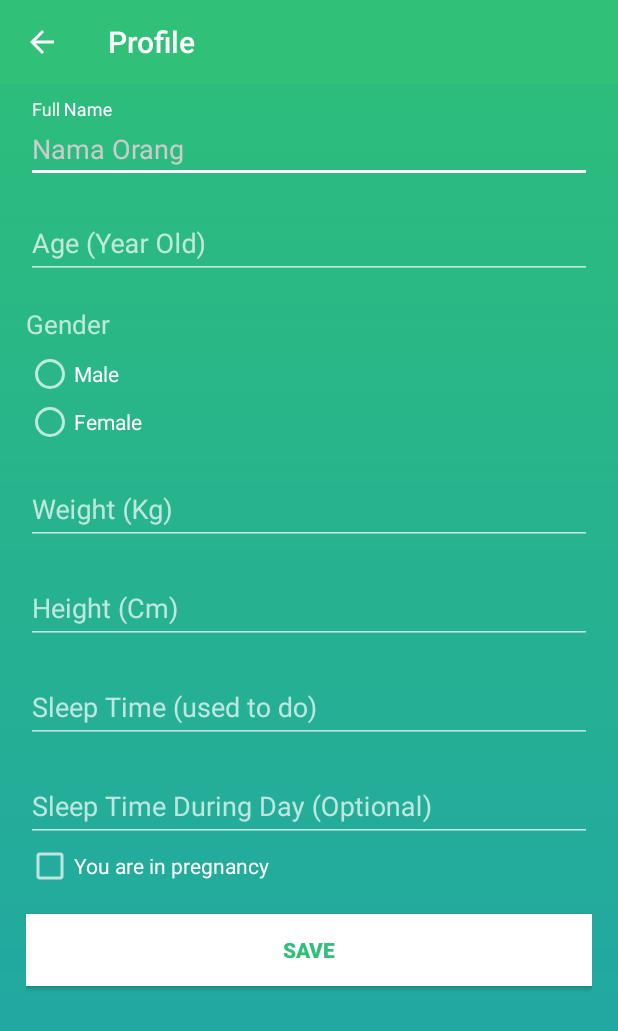
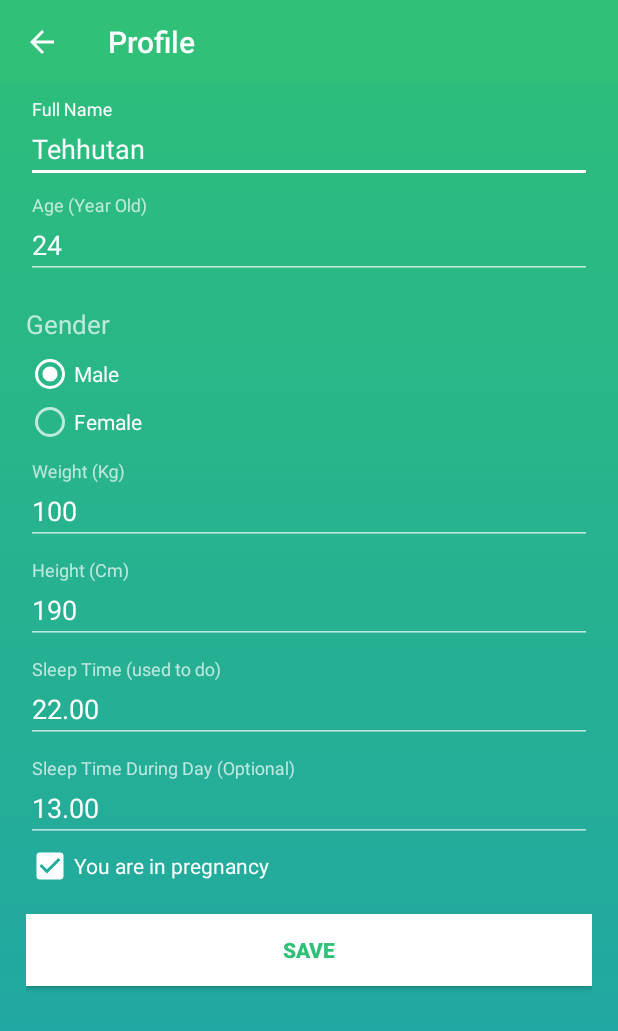
Before and after one commit to burhanahmeed/Miranda, an Android app: the fragment Profile_fragment placed in its activity, after a tap on an icon or button, on a phone screen of 412 x 824 dp. Shown: the top 1031 px of the screen. Run offline under Robolectric (Android 15) with nearby library versions, the phone set to English and light mode, and no system bars.

Commit message:
setText() resolved

```diff
--- a/app/build.gradle
+++ b/app/build.gradle
@@ -46,4 +46,5 @@ dependencies {
 //    compile 'org.jsoup:jsoup:1.10.1'
 
     testCompile 'junit:junit:4.12'
+    compile 'org.jetbrains:annotations-java5:15.0'
 }
--- a/app/src/main/java/com/ayotong/miranda/MainActivity.java
+++ b/app/src/main/java/com/ayotong/miranda/MainActivity.java
@@ -68,12 +68,12 @@ public class MainActivity extends AppCompatActivity {
         name = (TextView)header.findViewById(R.id.username);
         cond = (TextView)header.findViewById(R.id.condisi);
         level = (TextView)findViewById(R.id.level);
-        name.setText("Teh");
-        cond.setText("Male");
-        level.setText("100");
+        name.setText("Teh"); //nama
+        cond.setText("Male"); //iki ganti gender ae
+        level.setText("100"); //total xp
         ImageView img = (ImageView)header.findViewById(R.id.profile_image);
         Resources res = getResources(); // need this to fetch the drawable
-        Drawable draw = res.getDrawable( R.drawable.teh );
+        Drawable draw = res.getDrawable( R.drawable.ic_logo );
         img.setImageDrawable(draw);
         navigationView.getMenu().getItem(0).setChecked(true);
         ImageButton profile = (ImageButton) header.findViewById(R.id.btn_setting);
--- a/app/src/main/java/com/ayotong/miranda/UpdateProfileActivity.java
+++ b/app/src/main/java/com/ayotong/miranda/UpdateProfileActivity.java
@@ -24,6 +24,7 @@ public class UpdateProfileActivity extends AppCompatActivity {
     EditText fullname, age, weight, height, tidur, tsiang;
     RadioGroup rg;
     RadioButton rb;
+    CheckBox cbP;
 
     @Override
     protected void onCreate(Bundle savedInstanceState) {
@@ -65,7 +66,7 @@ public class UpdateProfileActivity extends AppCompatActivity {
         int selectedId=rg.getCheckedRadioButtonId();
         rb=(RadioButton)findViewById(selectedId);
 
-        final CheckBox cbP = (CheckBox)findViewById(R.id.checkBox);
+        cbP = (CheckBox)findViewById(R.id.checkBox);
         cbP.setOnClickListener(new View.OnClickListener() {
 
             @Override
@@ -76,6 +77,38 @@ public class UpdateProfileActivity extends AppCompatActivity {
             }
         });
 
+        //untuk setText pas buka halaman
+        fullname.setText("Tehhutan");
+        age.setText("24");
+        weight.setText("100");
+        height.setText("190");
+        tidur.setText("22.00");
+        tsiang.setText("13.00");
+
+        boolean isPreg = true;
+        if (isPreg){
+            cbP.setChecked(true);
+        }else{
+            cbP.setChecked(false);
+        }
+
+        String gndr = "Male";
+        if (gndr=="Male"){
+            RadioButton rmale = (RadioButton)findViewById(R.id.rbM);
+            rmale.setChecked(true);
+        }else{
+            RadioButton rfemale = (RadioButton)findViewById(R.id.rbF);
+            rfemale.setChecked(true);
+        }
+
+        Button save = (Button)findViewById(R.id.savingbtn);
+        save.setOnClickListener(new View.OnClickListener() {
+            @Override
+            public void onClick(View view) {
+                finish();
+            }
+        });
+
     }
 
 }
--- a/app/src/main/java/com/ayotong/miranda/app/About_fragment.java
+++ b/app/src/main/java/com/ayotong/miranda/app/About_fragment.java
@@ -11,7 +11,7 @@ import com.ayotong.miranda.R;
 
 public class About_fragment extends Fragment {
 
-    @Nullable
+    @org.jetbrains.annotations.Nullable
     @Override
     public View onCreateView(LayoutInflater inflater, @Nullable ViewGroup container, @Nullable Bundle savedInstanceState) {
         //returning our layout file
--- a/app/src/main/java/com/ayotong/miranda/app/Profile_fragment.java
+++ b/app/src/main/java/com/ayotong/miranda/app/Profile_fragment.java
@@ -1,6 +1,8 @@
 package com.ayotong.miranda.app;
 
 import android.content.Intent;
+import android.content.res.Resources;
+import android.graphics.drawable.Drawable;
 import android.os.Bundle;
 import android.support.annotation.Nullable;
 import android.support.v4.app.Fragment;
@@ -9,11 +11,14 @@ import android.view.View;
 import android.view.ViewGroup;
 import android.widget.Button;
 import android.widget.ImageButton;
+import android.widget.ImageView;
+import android.widget.TextView;
 
 import com.ayotong.miranda.R;
 import com.ayotong.miranda.UpdateProfileActivity;
 
 public class Profile_fragment extends Fragment {
+    TextView nama, umur, berat, gender;
 
     @Nullable
     @Override
@@ -22,6 +27,20 @@ public class Profile_fragment extends Fragment {
         //change R.layout.yourlayoutfilename for each of your fragments
         View v = inflater.inflate(R.layout.fragment_profile, container, false);
         ImageButton btnUpdate = (ImageButton)v.findViewById(R.id.edit_profile_btn);
+
+        nama = (TextView)v.findViewById(R.id.isi_nama);
+        umur = (TextView)v.findViewById(R.id.data_umur);
+        berat = (TextView)v.findViewById(R.id.data_berat);
+        gender = (TextView)v.findViewById(R.id.gender);
+
+        nama.setText("TEHHU");
+        umur.setText("20");
+        berat.setText("60");
+        gender.setText("Lanang");
+        ImageView img = (ImageView)v.findViewById(R.id.profile_image);
+        Resources res = getResources(); // need this to fetch the drawable
+        Drawable draw = res.getDrawable( R.drawable.ic_logo );
+        img.setImageDrawable(draw);
 
         btnUpdate.setOnClickListener(new View.OnClickListener() {
             @Override
--- a/app/src/main/res/layout/fragment_profile.xml
+++ b/app/src/main/res/layout/fragment_profile.xml
@@ -9,7 +9,7 @@
         android:id="@+id/profile_image"
         android:layout_width="180dp"
         android:layout_height="180dp"
-        android:src="@drawable/teh"
+        android:src="@drawable/ic_accomplis"
         app:border_color="#FF000000"
         android:layout_alignParentTop="true"
         android:layout_centerHorizontal="true"
@@ -36,7 +36,8 @@
             android:text="Teh Hutan"
             android:layout_below="@id/label_nama"
             android:textSize="25dp"
-            android:textColor="#fff"/>
+            android:textColor="#fff"
+            android:id="@+id/isi_nama"/>
     </RelativeLayout>
     <RelativeLayout
         android:layout_width="wrap_content"
@@ -123,6 +124,7 @@
             android:text="male"
             android:layout_below="@id/label_gender"
             android:textSize="25dp"
+            android:id="@+id/gender"
             android:textColor="#fff"/>
     </RelativeLayout>
     <RelativeLayout
--- a/app/src/main/res/values/styles.xml
+++ b/app/src/main/res/values/styles.xml
@@ -10,10 +10,10 @@
 
         <!--<item name="android:windowBackground">@color/colorPrimary</item>-->
 
-        <item name="colorControlNormal">@color/iron</item>
+        <item name="colorControlNormal">@color/white</item>
         <item name="colorControlActivated">@color/white</item>
         <item name="colorControlHighlight">@color/white</item>
-        <item name="android:textColorHint">@color/iron</item>
+        <item name="android:textColorHint">@color/white</item>
 
         <item name="colorButtonNormal">@color/colorPrimaryDark</item>
         <item name="android:colorButtonNormal">@color/colorPrimaryDark</item>
@@ -21,7 +21,7 @@
 
     <style name="AppTheme.Dark.Dialog" parent="Theme.AppCompat.Dialog">
         <item name="colorAccent">@color/white</item>
-        <item name="android:textColorPrimary">@color/iron</item>
+        <item name="android:textColorPrimary">@color/white</item>
         <!--<item name="android:background">@color/colorPrimary</item>-->
     </style>
 
```
